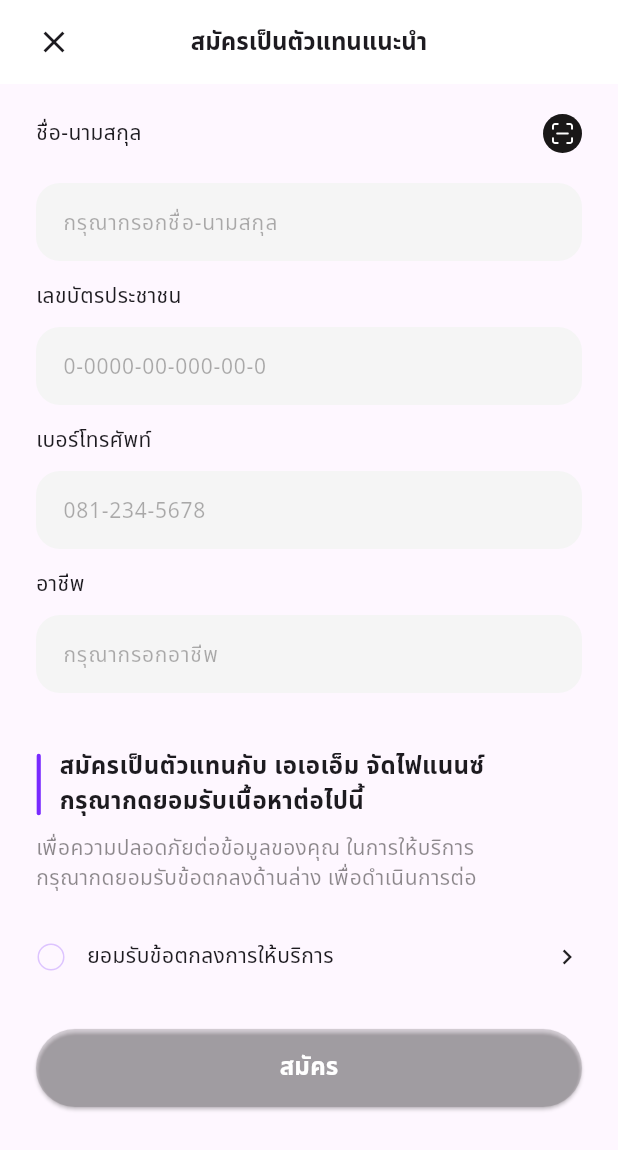
After one commit to wichaiwon/aam_app, a Flutter app: the AgentView screen opened directly, after a tap on "สมัครลงทะเบียน", on a phone screen of 412 x 824 dp. The commit adds this screen. Shown: the top 1150 px of the screen. Run offline on Flutter 3.47's test engine with Material 3 defaults, Android fonts, the light colour scheme and no system bars; our stand-ins replace flutter_svg, get.

Commit message:
update register form

```diff
--- a/lib/app/modules/widgets/agent_screen/register_agent.dart
+++ b/lib/app/modules/widgets/agent_screen/register_agent.dart
@@ -1,4 +1,7 @@
+import 'package:aam_app/app/modules/widgets/register_agent_screen/register_agent_form.dart';
 import 'package:flutter/material.dart';
+import 'package:get/get.dart';
+import 'package:get/get_core/src/get_main.dart';
 
 class RegisterAgent extends StatelessWidget {
   final String comeToBeAgent;
@@ -51,7 +54,23 @@ class RegisterAgent extends StatelessWidget {
             ),
           ),
           SizedBox(height: 20),
-          Container(
+          ElevatedButton(
+            onPressed: () {
+              Get.to(
+                () => RegisterAgentForm(),
+                transition: Transition.zoom,
+                duration: Duration(milliseconds: 500),
+              );
+            },
+            style: ElevatedButton.styleFrom(
+              backgroundColor: Colors.transparent,
+              shadowColor: Colors.transparent,
+              padding: EdgeInsets.zero,
+              shape: RoundedRectangleBorder(
+                borderRadius: BorderRadius.circular(16),
+              ),
+            ),
+            child: Container(
               width: double.infinity,
               padding: EdgeInsets.symmetric(vertical: 14),
               decoration: BoxDecoration(
@@ -69,6 +88,7 @@ class RegisterAgent extends StatelessWidget {
                 ),
               ),
             ),
+          ),
         ],
       ),
     );
--- /dev/null
+++ b/lib/app/modules/widgets/register_agent_screen/register_agent_form.dart
@@ -0,0 +1,250 @@
+import 'package:flutter/material.dart';
+import 'package:get/get.dart';
+import 'package:flutter_svg/flutter_svg.dart';
+
+class RegisterAgentForm extends StatefulWidget {
+  const RegisterAgentForm({super.key});
+
+  @override
+  _RegisterAgentFormState createState() => _RegisterAgentFormState();
+}
+
+class _RegisterAgentFormState extends State<RegisterAgentForm> {
+  bool isChecked = false; // สถานะของ checkbox
+
+  @override
+  Widget build(BuildContext context) {
+    return Scaffold(
+      appBar: AppBar(
+        leading: Padding(
+          padding: const EdgeInsets.symmetric(horizontal: 16),
+          child: IconButton(
+            icon: Icon(Icons.close),
+            onPressed: () {
+              Get.back();
+            },
+          ),
+        ),
+        title: Text(
+          'สมัครเป็นตัวแทนแนะนำ',
+          style: TextStyle(fontSize: 16, fontWeight: FontWeight.w700),
+        ),
+        centerTitle: true,
+        backgroundColor: Colors.white,
+        elevation: 0,
+      ),
+      body: Container(
+        padding: EdgeInsets.symmetric(horizontal: 24),
+        child: Column(
+          crossAxisAlignment: CrossAxisAlignment.start,
+          children: [
+            SizedBox(height: 10),
+            Container(
+              padding: EdgeInsets.symmetric(vertical: 10),
+              decoration: BoxDecoration(),
+              child: Row(
+                mainAxisAlignment: MainAxisAlignment.spaceBetween,
+                children: [
+                  Text(
+                    'ชื่อ-นามสกุล',
+                    style: TextStyle(fontSize: 14, fontWeight: FontWeight.w400),
+                  ),
+                  GestureDetector(
+                    onTap: () {},
+                    child: SvgPicture.asset(
+                      'assets/images/scan_profile_card.svg',
+                      width: 26,
+                      height: 26,
+                    ),
+                  ),
+                ],
+              ),
+            ),
+            SizedBox(height: 10),
+            TextField(
+              decoration: InputDecoration(
+                hintText: 'กรุณากรอกชื่อ-นามสกุล',
+                contentPadding: EdgeInsets.all(14),
+                hintStyle: TextStyle(
+                  fontSize: 14,
+                  fontWeight: FontWeight.w400,
+                  color: Color.fromRGBO(26, 24, 24, 0.35),
+                ),
+                fillColor: Color.fromRGBO(245, 245, 245, 1),
+                filled: true,
+                border: OutlineInputBorder(
+                  borderRadius: BorderRadius.circular(16),
+                  borderSide: BorderSide.none,
+                ),
+              ),
+            ),
+            SizedBox(height: 14),
+            Text(
+              'เลขบัตรประชาชน',
+              style: TextStyle(fontSize: 14, fontWeight: FontWeight.w400),
+            ),
+            SizedBox(height: 10),
+            TextField(
+              keyboardType: TextInputType.number,
+              decoration: InputDecoration(
+                contentPadding: EdgeInsets.all(14),
+                hintText: '0-0000-00-000-00-0',
+                hintStyle: TextStyle(
+                  fontSize: 14,
+                  fontWeight: FontWeight.w400,
+                  color: Color.fromRGBO(26, 24, 24, 0.35),
+                ),
+                fillColor: Color.fromRGBO(245, 245, 245, 1),
+                filled: true,
+                border: OutlineInputBorder(
+                  borderRadius: BorderRadius.circular(16),
+                  borderSide: BorderSide.none,
+                ),
+              ),
+            ),
+            SizedBox(height: 14),
+            Text(
+              'เบอร์โทรศัพท์',
+              style: TextStyle(fontSize: 14, fontWeight: FontWeight.w400),
+            ),
+            SizedBox(height: 10),
+            TextField(
+              keyboardType: TextInputType.phone,
+              decoration: InputDecoration(
+                contentPadding: EdgeInsets.all(14),
+                hintText: '081-234-5678',
+                hintStyle: TextStyle(
+                  fontSize: 14,
+                  fontWeight: FontWeight.w400,
+                  color: Color.fromRGBO(26, 24, 24, 0.35),
+                ),
+                fillColor: Color.fromRGBO(245, 245, 245, 1),
+                filled: true,
+                border: OutlineInputBorder(
+                  borderRadius: BorderRadius.circular(16),
+                  borderSide: BorderSide.none,
+                ),
+              ),
+            ),
+            SizedBox(height: 14),
+            Text(
+              'อาชีพ',
+              style: TextStyle(fontSize: 14, fontWeight: FontWeight.w400),
+            ),
+            SizedBox(height: 10),
+            TextField(
+              decoration: InputDecoration(
+                contentPadding: EdgeInsets.all(14),
+                hintText: 'กรุณากรอกอาชีพ',
+                hintStyle: TextStyle(
+                  fontSize: 14,
+                  fontWeight: FontWeight.w400,
+                  color: Color.fromRGBO(26, 24, 24, 0.35),
+                ),
+                fillColor: Color.fromRGBO(245, 245, 245, 1),
+                filled: true,
+                border: OutlineInputBorder(
+                  borderRadius: BorderRadius.circular(16),
+                  borderSide: BorderSide.none,
+                ),
+              ),
+            ),
+            SizedBox(height: 38),
+            Column(
+              crossAxisAlignment: CrossAxisAlignment.start,
+              children: [
+                Row(
+                  children: [
+                    SvgPicture.asset('assets/images/line.svg', height: 42),
+                    SizedBox(width: 12),
+                    Text(
+                      'สมัครเป็นตัวแทนกับ เอเอเอ็ม จัดไฟแนนซ์\nกรุณากดยอมรับเนื้อหาต่อไปนี้',
+                      style: TextStyle(fontWeight: FontWeight.w700),
+                    ),
+                  ],
+                ),
+                SizedBox(height: 10),
+                GestureDetector(
+                  onTap: () {
+                    // Navigate to terms and conditions page
+                  },
+
+                  child: Text(
+                    'เพื่อความปลอดภัยต่อข้อมูลของคุณ ในการให้บริการ \nกรุณากดยอมรับข้อตกลงด้านล่าง เพื่อดำเนินการต่อ',
+                    style: TextStyle(
+                      fontSize: 14,
+                      fontWeight: FontWeight.w400,
+                      color: Color.fromRGBO(26, 24, 24, 0.5),
+                    ),
+                  ),
+                ),
+                SizedBox(height: 18),
+              ],
+            ),
+            Row(
+              mainAxisAlignment: MainAxisAlignment.spaceBetween,
+              children: [
+                Row(
+                  children: [
+                    Transform.translate(
+                      offset: Offset(-14, 0),
+                      child: Checkbox(
+                        value: isChecked,
+                        onChanged: (value) {
+                          setState(() {
+                            isChecked =
+                                value!; // อัปเดตสถานะเมื่อมีการเปลี่ยนแปลง
+                          });
+                        },
+                        shape: RoundedRectangleBorder(
+                          borderRadius: BorderRadius.circular(50),
+                        ),
+                        side: BorderSide(
+                          color: Color.fromRGBO(121, 42, 255, 0.25),
+                          width: 1,
+                        ),
+                      ),
+                    ),
+                    Transform.translate(
+                      offset: Offset(-14, 0),
+                      child: Text(
+                        'ยอมรับข้อตกลงการให้บริการ',
+                        style: TextStyle(
+                          fontSize: 14,
+                          fontWeight: FontWeight.w400,
+                        ),
+                      ),
+                    ),
+                  ],
+                ),
+                GestureDetector(
+                  onTap: () {},
+                  child: Icon(Icons.chevron_right, size: 20),
+                ),
+              ],
+            ),
+            SizedBox(height: 24),
+            ElevatedButton(
+              onPressed: () {},
+              style: ElevatedButton.styleFrom(
+                minimumSize: Size(double.infinity, 52),
+                backgroundColor:
+                    !isChecked
+                        ? Color.fromRGBO(26, 24, 24, 0.15)
+                        : Color.fromRGBO(153, 93, 254, 1),
+              ),
+              child: Text(
+                'สมัคร',
+                style: TextStyle(
+                  fontSize: 16,
+                  fontWeight: FontWeight.w700,
+                  color: Colors.white,
+                ),
+              ),
+            ),
+          ],
+        ),
+      ),
+    );
+  }
+}
```
Also changed, not shown: assets/images/line.svg (added), assets/images/scan_profile_card.svg (added). Lines whose indentation alone changed are shown as unchanged.
